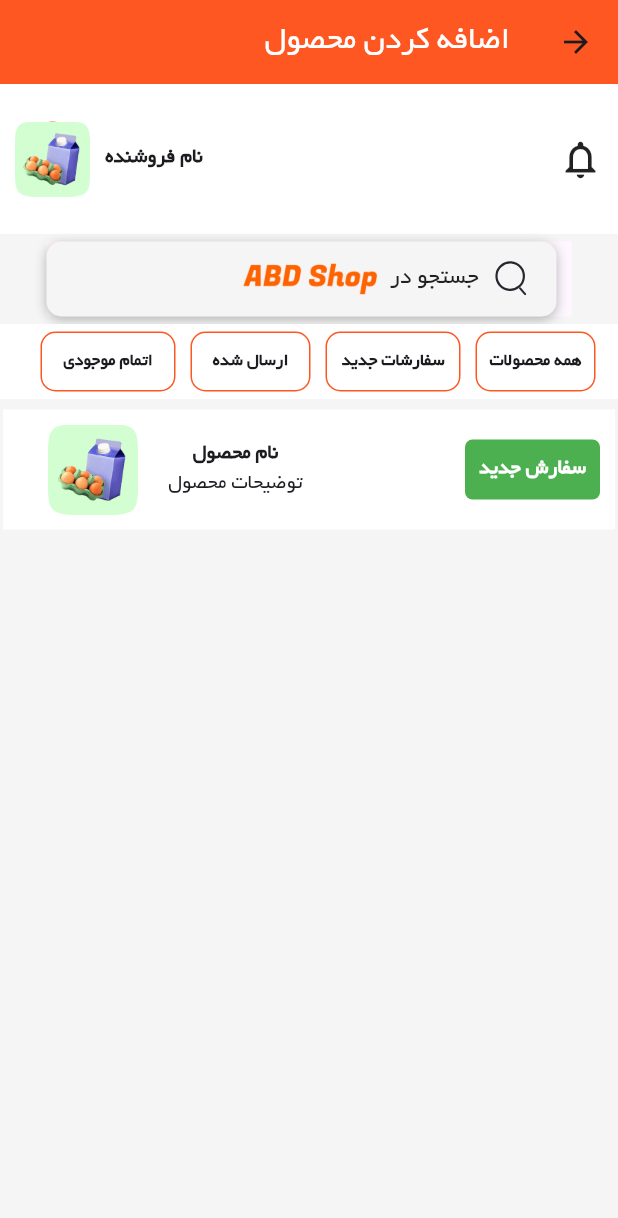
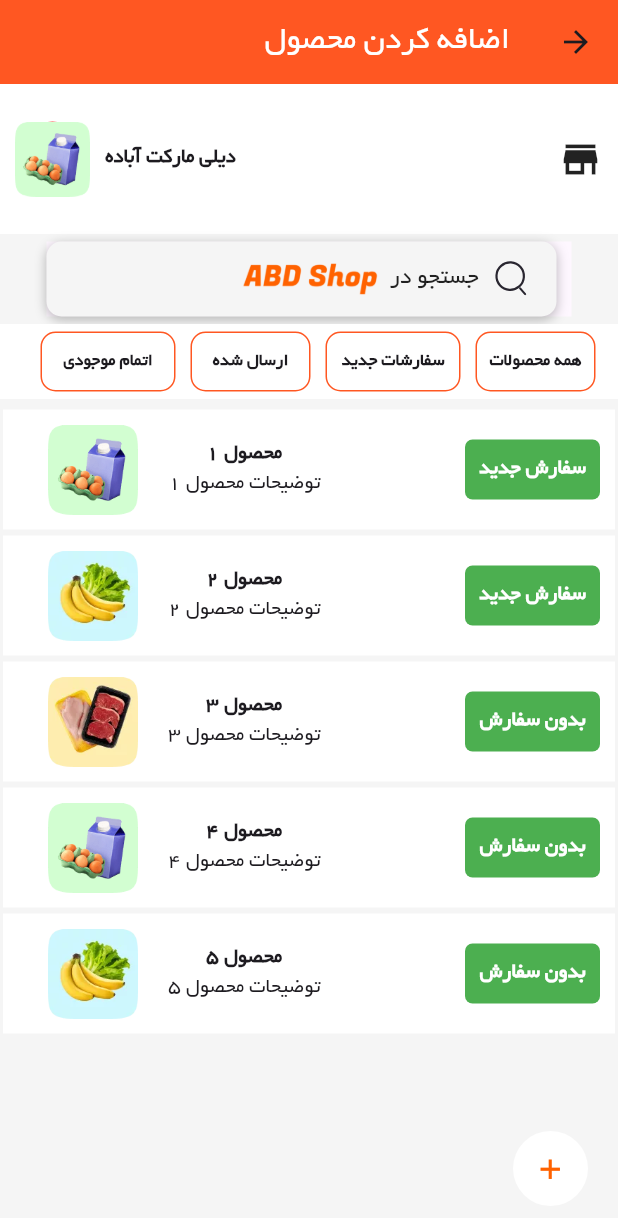
Before and after one commit to Ali3nti/abd_shop, a Flutter app: the AddProductPage screen opened directly, on a phone screen of 412 x 824 dp. Shown: the top 1218 px of the screen. Run offline on Flutter 3.47's test engine with Material 3 defaults, Android fonts, the phone set to English and light mode, and no system bars; our stand-ins replace connectivity_plus, dotted_border, flutter_image_compress, flutter_map, flutter_spinkit, hive_flutter and 9 more; accounts and stored records are empty.

Commit message:
change_on_add_product_page

```diff
--- a/lib/screens/add_Product/add_product_page.dart
+++ b/lib/screens/add_Product/add_product_page.dart
@@ -1,4 +1,7 @@
+import 'package:abd_shop/constants.dart';
+import 'package:abd_shop/models/order_model.dart';
 import 'package:abd_shop/models/product_model.dart';
+import 'package:abd_shop/screens/add_Product/components/add_product_to_list_page.dart';
 import 'package:abd_shop/screens/add_Product/components/all_product_page.dart';
 import 'package:abd_shop/screens/add_Product/components/new_order_page.dart';
 import 'package:abd_shop/screens/add_Product/components/out_of_stock_page.dart';
@@ -14,8 +17,35 @@ class AddProductPage extends StatefulWidget {
 }
 
 class _AddProductPageState extends State<AddProductPage> {
+  List<Product> products = List.generate(5, (index) {
+    Product product = Product();
+    product.id = index + 1;
+    product.name = "محصول ${index + 1}";
+    product.description = "توضیحات محصول ${index + 1}";
+    product.image = "assets/images/p${index % 3 + 1}.png";
+    return product;
+  });
+
+  List<Order> orders = List.generate(5, (index) {
+    Order order = Order();
+    order.id = index + 1;
+    order.userId = 1;
+    order.orderDate = DateTime.now().subtract(Duration(days: index));
+    order.products = List.generate(2, (productIndex) {
+      Product product = Product();
+      product.id = productIndex + 1; // اضافه کردن شناسه محصول
+      product.image = "assets/images/p${productIndex % 3 + 1}.png";
+      return product;
+    });
+    order.storeName = "دیلی مارکت آباده";
+    return order;
+  });
+
   @override
   Widget build(BuildContext context) {
+    String storeName = orders.isNotEmpty ? orders.first.storeName : "نام فروشگاه";
+    String storeImage = products.isNotEmpty ? products.first.image : "assets/images/p1.png";
+
     return Scaffold(
       backgroundColor: Colors.grey.shade100,
       appBar: AppBar(
@@ -37,16 +67,14 @@ class _AddProductPageState extends State<AddProductPage> {
               mainAxisAlignment: MainAxisAlignment.spaceBetween,
               children: [
                 const Icon(
-                  Icons.notifications_none,
+                  Icons.store,
                   size: 30,
                 ),
                 Row(
                   children: [
-                    Row(
-                      children: [
                     Text(
-                          "نام فروشنده",
-                          style: TextStyle(
+                      storeName,
+                      style: const TextStyle(
                         fontWeight: FontWeight.bold,
                       ),
                     ),
@@ -59,10 +87,8 @@ class _AddProductPageState extends State<AddProductPage> {
                         borderRadius: BorderRadius.circular(50),
                       ),
                       child: Image.asset(
-                            "assets/images/p1.png",
+                        storeImage,
                       ),
-                        ),
-                      ],
                     ),
                   ],
                 ),
@@ -175,7 +201,7 @@ class _AddProductPageState extends State<AddProductPage> {
                     Navigator.push(
                       context,
                       MaterialPageRoute(
-                        builder: (context) => const OutOfStockPage (),
+                        builder: (context) => const OutOfStockPage(),
                       ),
                     );
                   },
@@ -205,7 +231,18 @@ class _AddProductPageState extends State<AddProductPage> {
             ),
           ),
           const SizedBox(height: 5),
-          Container(
+          Expanded(
+            child: Stack(
+              children: [
+                ListView.builder(
+                  itemCount: products.length,
+                  itemBuilder: (context, index) {
+                    final product = products[index];
+                    final relatedOrders = orders
+                        .where((order) =>
+                        order.products!.any((p) => p.id == product.id))
+                        .toList();
+                    return Container(
                       margin: const EdgeInsets.all(2),
                       color: Colors.white,
                       height: 80,
@@ -223,8 +260,10 @@ class _AddProductPageState extends State<AddProductPage> {
                                 color: Colors.green,
                               ),
                               child: Text(
-                        "سفارش جدید",
-                        style: TextStyle(
+                                relatedOrders.isNotEmpty
+                                    ? "سفارش جدید"
+                                    : "بدون سفارش",
+                                style: const TextStyle(
                                   color: Colors.white,
                                   fontWeight: FontWeight.bold,
                                 ),
@@ -236,13 +275,13 @@ class _AddProductPageState extends State<AddProductPage> {
                                   mainAxisAlignment: MainAxisAlignment.center,
                                   children: [
                                     Text(
-                              "نام محصول",
-                              style: TextStyle(
+                                      product.name,
+                                      style: const TextStyle(
                                         fontWeight: FontWeight.bold,
                                       ),
                                     ),
                                     Text(
-                              "توضیحات محصول",
+                                      product.description,
                                     ),
                                   ],
                                 ),
@@ -253,12 +292,50 @@ class _AddProductPageState extends State<AddProductPage> {
                                     shape: BoxShape.circle,
                                   ),
                                   child: Image.asset(
-                            "assets/images/p1.png",
+                                    product.image,
                                   ),
                                 ),
                               ],
                             ),
-                  ]),
+                          ],
+                        ),
+                      ),
+                    );
+                  },
+                ),
+                Positioned(
+                  bottom: 20,
+                  right: 20,
+                  child: GestureDetector(
+                    onTap: () {
+                      Navigator.push(
+                        context,
+                        MaterialPageRoute(
+                          builder: (context) =>
+                          const AddProductToListPage(),
+                        ),
+                      );
+                    },
+                    child: Container(
+                      width: 50,
+                      height: 50,
+                      decoration: const BoxDecoration(
+                        shape: BoxShape.circle,
+                        color: Colors.white,
+                      ),
+                      child: const Center(
+                        child: Text(
+                          "+",
+                          style: TextStyle(
+                            color: kPrimaryColor,
+                            fontSize: 24,
+                          ),
+                        ),
+                      ),
+                    ),
+                  ),
+                ),
+              ],
             ),
           ),
         ],
```
Lines whose indentation alone changed are shown as unchanged.
